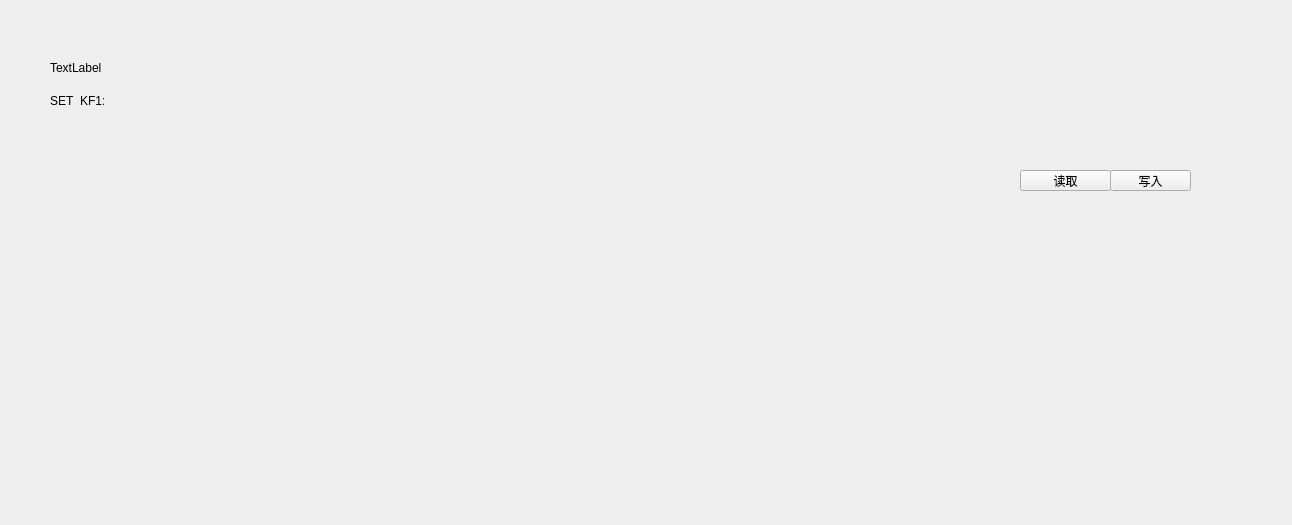
Old version of the form FlowCalibration/dialog_fmdata.ui in the repository MaHongwei-irmt/Qt1.
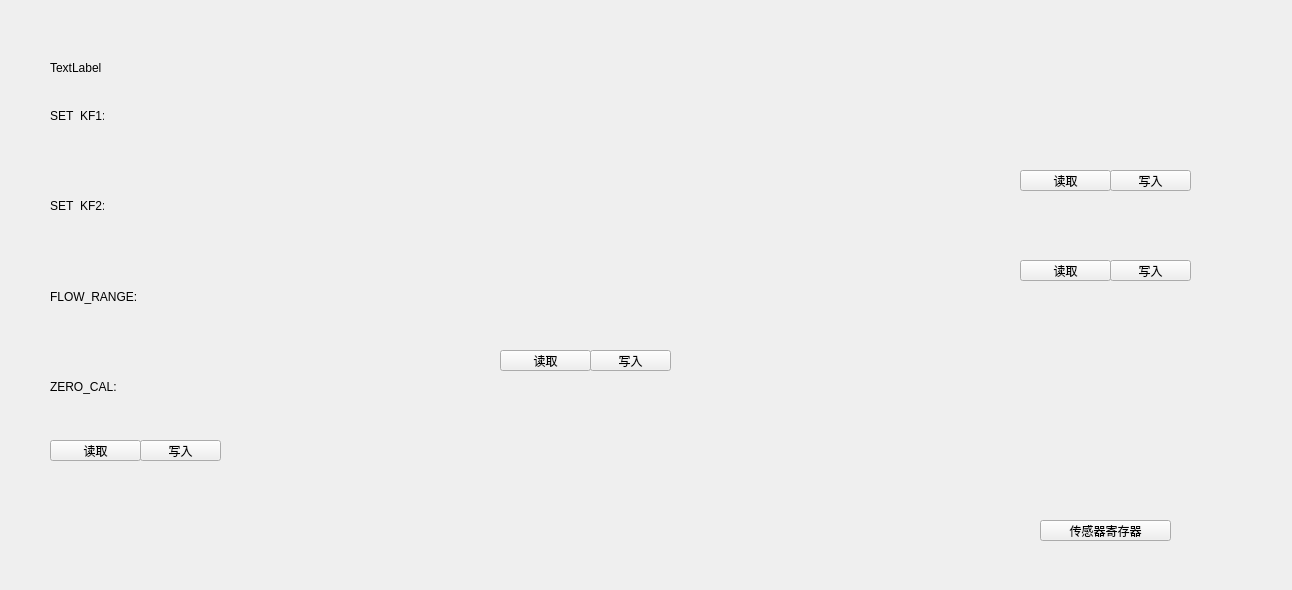
New version of the form.

```diff
--- a/FlowCalibration/dialog_fmdata.ui
+++ b/FlowCalibration/dialog_fmdata.ui
@@ -7,7 +7,7 @@
     <x>0</x>
     <y>0</y>
     <width>1292</width>
-    <height>525</height>
+    <height>590</height>
    </rect>
   </property>
   <property name="windowTitle">
@@ -17,7 +17,7 @@
    <property name="geometry">
     <rect>
      <x>50</x>
-     <y>95</y>
+     <y>110</y>
      <width>54</width>
      <height>12</height>
     </rect>
@@ -65,6 +65,136 @@
     <string>读取</string>
    </property>
   </widget>
+  <widget class="QToolButton" name="tbnRead_SET_KF2">
+   <property name="geometry">
+    <rect>
+     <x>1020</x>
+     <y>260</y>
+     <width>91</width>
+     <height>21</height>
+    </rect>
+   </property>
+   <property name="text">
+    <string>读取</string>
+   </property>
+  </widget>
+  <widget class="QLabel" name="label_2">
+   <property name="geometry">
+    <rect>
+     <x>50</x>
+     <y>200</y>
+     <width>54</width>
+     <height>12</height>
+    </rect>
+   </property>
+   <property name="text">
+    <string>SET_KF2:</string>
+   </property>
+  </widget>
+  <widget class="QToolButton" name="tbnWrite_SET_KF2">
+   <property name="geometry">
+    <rect>
+     <x>1110</x>
+     <y>260</y>
+     <width>81</width>
+     <height>21</height>
+    </rect>
+   </property>
+   <property name="text">
+    <string>写入</string>
+   </property>
+  </widget>
+  <widget class="QToolButton" name="tbnRead_FLOW_RANHE">
+   <property name="geometry">
+    <rect>
+     <x>500</x>
+     <y>350</y>
+     <width>91</width>
+     <height>21</height>
+    </rect>
+   </property>
+   <property name="text">
+    <string>读取</string>
+   </property>
+  </widget>
+  <widget class="QToolButton" name="tbnWrite_FLOW_RANHE">
+   <property name="geometry">
+    <rect>
+     <x>590</x>
+     <y>350</y>
+     <width>81</width>
+     <height>21</height>
+    </rect>
+   </property>
+   <property name="text">
+    <string>写入</string>
+   </property>
+  </widget>
+  <widget class="QLabel" name="label_3">
+   <property name="geometry">
+    <rect>
+     <x>50</x>
+     <y>289</y>
+     <width>131</width>
+     <height>16</height>
+    </rect>
+   </property>
+   <property name="text">
+    <string>FLOW_RANGE:</string>
+   </property>
+  </widget>
+  <widget class="QToolButton" name="tbnWrite_ZERO_CAL">
+   <property name="geometry">
+    <rect>
+     <x>140</x>
+     <y>440</y>
+     <width>81</width>
+     <height>21</height>
+    </rect>
+   </property>
+   <property name="text">
+    <string>写入</string>
+   </property>
+  </widget>
+  <widget class="QToolButton" name="tbnRead_ZERO_CAL">
+   <property name="geometry">
+    <rect>
+     <x>50</x>
+     <y>440</y>
+     <width>91</width>
+     <height>21</height>
+    </rect>
+   </property>
+   <property name="text">
+    <string>读取</string>
+   </property>
+  </widget>
+  <widget class="QLabel" name="label_4">
+   <property name="geometry">
+    <rect>
+     <x>50</x>
+     <y>379</y>
+     <width>81</width>
+     <height>16</height>
+    </rect>
+   </property>
+   <property name="text">
+    <string>ZERO_CAL:</string>
+   </property>
+  </widget>
+  <widget class="QToolButton" name="tbnFMRegister">
+   <property name="geometry">
+    <rect>
+     <x>1040</x>
+     <y>520</y>
+     <width>131</width>
+     <height>21</height>
+    </rect>
+   </property>
+   <property name="text">
+    <string>传感器寄存器</string>
+   </property>
+  </widget>
  </widget>
  <resources/>
  <connections/>
```
